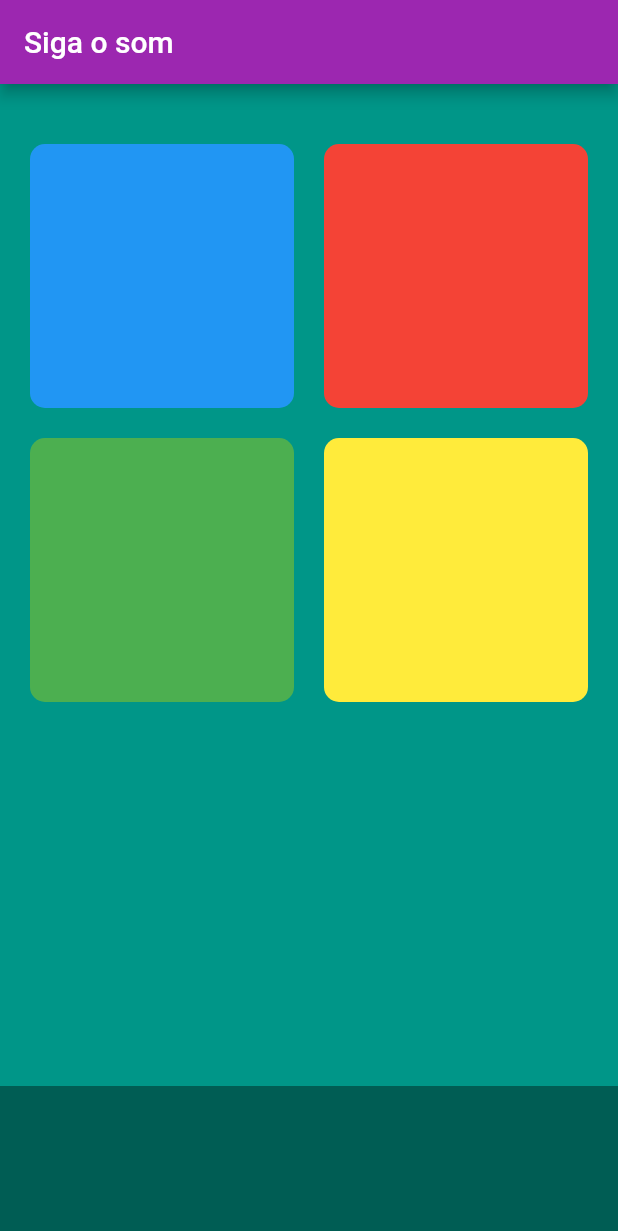
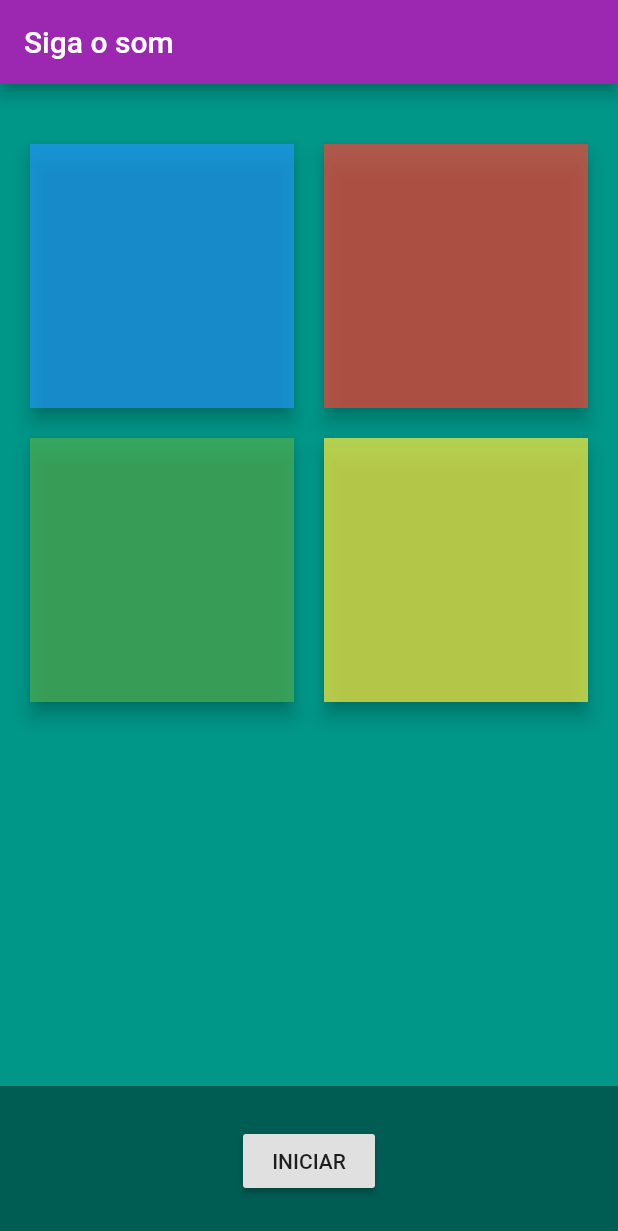
Before and after one commit to FabioMR/siga_o_som, a Flutter app: the screen it shows after launch, on a phone screen of 412 x 824 dp. Shown: the top 1231 px of the screen. Run offline on Flutter 3.47's test engine with Material 2 defaults, Android fonts, the phone set to English and light mode, and no system bars; our stand-ins replace audioplayers.

Commit message:
Added board actions

```diff
--- a/lib/components/board.dart
+++ b/lib/components/board.dart
@@ -2,6 +2,8 @@ import 'package:flutter/material.dart';
 import 'package:flutter/rendering.dart';
 import './board_button.dart';
 import '../pages/screaming.dart';
+import '../models/status.dart';
+import './board_actions.dart';
 
 class Board extends StatefulWidget {
   @override
@@ -12,9 +14,24 @@ class _BoardState extends State<Board> {
   final maxAttempts = 100;
   int attempts = 0;
 
+  Status status = Status.stopped;
+
   List<BoardButton> buttons;
 
+  _BoardState() {
+    buttons = [
+      createButton(0),
+      createButton(1),
+      createButton(2),
+      createButton(3),
+    ];
+  }
+
   buttonPressed(BuildContext context, int index) {
+    if (status != Status.playing) {
+      return;
+    }
+
     attempts++;
 
     if (attempts >= maxAttempts) {
@@ -35,15 +52,14 @@ class _BoardState extends State<Board> {
     );
   }
 
+  play() {
+    setState(() {
+      status = Status.playing;
+    });
+  }
+
   @override
   Widget build(BuildContext context) {
-    buttons = [
-      createButton(0),
-      createButton(1),
-      createButton(2),
-      createButton(3),
-    ];
-
     return Column(
       children: <Widget>[
         Expanded(
@@ -58,6 +74,12 @@ class _BoardState extends State<Board> {
         Container(
           color: Colors.black38,
           height: 100,
+          child: Center(
+            child: BoardActions(
+              status: status,
+              onPlay: play,
+            ),
+          ),
         ),
       ],
     );
--- /dev/null
+++ b/lib/components/board_actions.dart
@@ -0,0 +1,26 @@
+import 'package:flutter/material.dart';
+import '../models/status.dart';
+
+class BoardActions extends StatelessWidget {
+  final Status status;
+  final Function onPlay;
+
+  BoardActions({this.status, this.onPlay});
+
+  @override
+  Widget build(BuildContext context) {
+    switch (status) {
+      case Status.stopped:
+        return RaisedButton(
+          child: Text('INICIAR'),
+          onPressed: onPlay,
+        );
+      case Status.showing:
+        return Text('Memorize...');
+      case Status.playing:
+        return Text('Sua vez!');
+      default:
+        return Container();
+    }
+  }
+}
--- a/lib/components/board_button.dart
+++ b/lib/components/board_button.dart
@@ -6,9 +6,8 @@ class BoardButton extends StatefulWidget {
   final Color color;
   final Function onPressed;
 
-  final Map state = {'text': ''};
-
-  final List<BoxShadow> boxShadow = [];
+  final Map state = {'active': false};
+  final duration = Duration(milliseconds: 300);
 
   BoardButton({
     @required this.index,
@@ -17,16 +16,11 @@ class BoardButton extends StatefulWidget {
   });
 
   play() {
-    state['text'] = '...';
-    Future.delayed(Duration(seconds: 1), () => state['text'] = '');
-
     final soundNumber = index + 1;
     Player.play('sound$soundNumber.wav');
 
-    boxShadow.add(
-      BoxShadow(color: Colors.black, blurRadius: 10, spreadRadius: 1),
-    );
-    Future.delayed(Duration(seconds: 1), () => boxShadow.clear());
+    state['active'] = true;
+    Future.delayed(duration, () => state['active'] = false);
   }
 
   @override
@@ -36,24 +30,22 @@ class BoardButton extends StatefulWidget {
 class _BoardButtonState extends State<BoardButton> {
   @override
   Widget build(BuildContext context) {
-    return DecoratedBox(
-      decoration: BoxDecoration(
-        color: widget.color,
-        borderRadius: BorderRadius.circular(10),
-        boxShadow: widget.boxShadow,
+    return InkWell(
+      child: AnimatedPhysicalModel(
+        duration: widget.duration,
+        elevation: widget.state['active'] ? 0 : 5,
+        shape: BoxShape.rectangle,
+        shadowColor: Colors.black,
+        color: widget.state['active'] ? widget.color : widget.color.withAlpha(180),
+        child: Container()
       ),
-      child: FlatButton(
-        child: Container(
-          child: Text(widget.state['text']),
-        ),
-        onPressed: () {
-          setState(() {
-            widget.onPressed(widget.index);
-          });
+      onTap: () {
+        setState(() {
+          widget.onPressed(widget.index);
+        });
 
-          Future.delayed(Duration(seconds: 1), () => setState(() {}));
-        },
-      ),
+        Future.delayed(widget.duration, () => setState(() {}));
+      },
     );
   }
 }
--- /dev/null
+++ b/lib/models/status.dart
@@ -0,0 +1 @@
+enum Status { stopped, showing, playing }
--- a/lib/services/player.dart
+++ b/lib/services/player.dart
@@ -1,11 +1,11 @@
 import 'package:audioplayers/audio_cache.dart';
-// import 'package:audioplayers/audioplayers.dart';
+import 'package:audioplayers/audioplayers.dart';
 
-// monitorNotificationStateHandler(AudioPlayerState value) {}
+monitorNotificationStateHandler(AudioPlayerState value) {}
 
 class Player {
   static play(String sound) {
-    // AudioPlayer().monitorNotificationStateChanges(monitorNotificationStateHandler);
+    AudioPlayer().monitorNotificationStateChanges(monitorNotificationStateHandler);
     AudioCache(prefix: 'audio/').play(sound);
   }
 }
```
